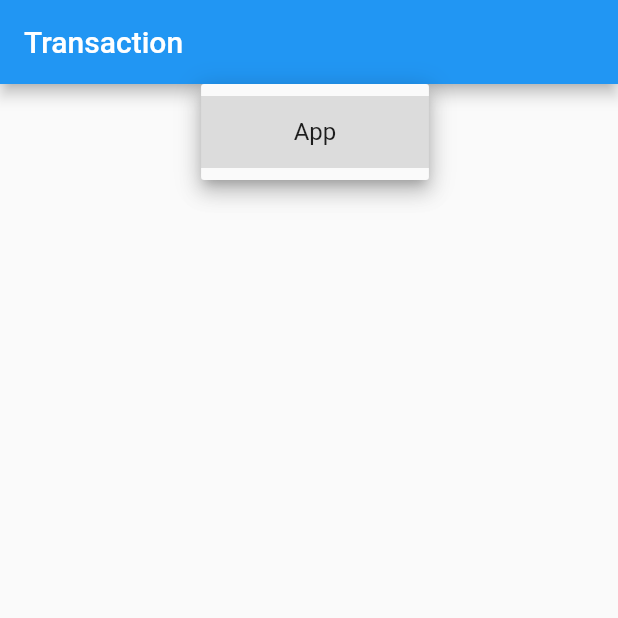
After one commit to 6464Nikesh/6464Nikesh, a Flutter app: the screen it shows after launch, after a tap on "Driver Name", on a phone screen of 412 x 824 dp, the top half of it. The commit adds this screen. Run offline on Flutter 3.47's test engine with Material 2 defaults, Android fonts, the phone set to English and light mode, and no system bars; missing offline and left inert: dart:ffi; network calls fail.

Commit message:
new transaction

```diff
--- /dev/null
+++ b/lib/Models/AllDrivers.dart
@@ -0,0 +1,47 @@
+class AllDrivers {
+  bool? success;
+  List<Data>? data;
+  String? message;
+
+  AllDrivers({this.success, this.data, this.message});
+
+  AllDrivers.fromJson(Map<String, dynamic> json) {
+    success = json['success'];
+    if (json['data'] != null) {
+      data = <Data>[];
+      json['data'].forEach((v) {
+        data!.add(new Data.fromJson(v));
+      });
+    }
+    message = json['message'];
+  }
+
+  Map<String, dynamic> toJson() {
+    final Map<String, dynamic> data = new Map<String, dynamic>();
+    data['success'] = this.success;
+    if (this.data != null) {
+      data['data'] = this.data!.map((v) => v.toJson()).toList();
+    }
+    data['message'] = this.message;
+    return data;
+  }
+}
+
+class Data {
+  int? id;
+  String? driverName;
+
+  Data({this.id, this.driverName});
+
+  Data.fromJson(Map<String, dynamic> json) {
+    id = json['id'];
+    driverName = json['driver_name'];
+  }
+
+  Map<String, dynamic> toJson() {
+    final Map<String, dynamic> data = new Map<String, dynamic>();
+    data['id'] = this.id;
+    data['driver_name'] = this.driverName;
+    return data;
+  }
+}
--- /dev/null
+++ b/lib/Models/AllVehicle.dart
@@ -0,0 +1,47 @@
+class AllVehicle {
+  bool? success;
+  List<Data>? data;
+  String? message;
+
+  AllVehicle({this.success, this.data, this.message});
+
+  AllVehicle.fromJson(Map<String, dynamic> json) {
+    success = json['success'];
+    if (json['data'] != null) {
+      data = <Data>[];
+      json['data'].forEach((v) {
+        data!.add(new Data.fromJson(v));
+      });
+    }
+    message = json['message'];
+  }
+
+  Map<String, dynamic> toJson() {
+    final Map<String, dynamic> data = new Map<String, dynamic>();
+    data['success'] = this.success;
+    if (this.data != null) {
+      data['data'] = this.data!.map((v) => v.toJson()).toList();
+    }
+    data['message'] = this.message;
+    return data;
+  }
+}
+
+class Data {
+  int? id;
+  String? vehicleName;
+
+  Data({this.id, this.vehicleName});
+
+  Data.fromJson(Map<String, dynamic> json) {
+    id = json['id'];
+    vehicleName = json['vehicle_name'];
+  }
+
+  Map<String, dynamic> toJson() {
+    final Map<String, dynamic> data = new Map<String, dynamic>();
+    data['id'] = this.id;
+    data['vehicle_name'] = this.vehicleName;
+    return data;
+  }
+}
--- /dev/null
+++ b/lib/Models/TripType.dart
@@ -0,0 +1,47 @@
+class TripType {
+  bool? success;
+  List<Data>? data;
+  String? message;
+
+  TripType({this.success, this.data, this.message});
+
+  TripType.fromJson(Map<String, dynamic> json) {
+    success = json['success'];
+    if (json['data'] != null) {
+      data = <Data>[];
+      json['data'].forEach((v) {
+        data!.add(new Data.fromJson(v));
+      });
+    }
+    message = json['message'];
+  }
+
+  Map<String, dynamic> toJson() {
+    final Map<String, dynamic> data = new Map<String, dynamic>();
+    data['success'] = this.success;
+    if (this.data != null) {
+      data['data'] = this.data!.map((v) => v.toJson()).toList();
+    }
+    data['message'] = this.message;
+    return data;
+  }
+}
+
+class Data {
+  int? id;
+  String? type;
+
+  Data({this.id, this.type});
+
+  Data.fromJson(Map<String, dynamic> json) {
+    id = json['id'];
+    type = json['type'];
+  }
+
+  Map<String, dynamic> toJson() {
+    final Map<String, dynamic> data = new Map<String, dynamic>();
+    data['id'] = this.id;
+    data['type'] = this.type;
+    return data;
+  }
+}
--- a/lib/main.dart
+++ b/lib/main.dart
@@ -1,5 +1,6 @@
 import 'package:flutter/material.dart';
 import 'package:testing_app/Pages/homePage.dart';
+import 'package:testing_app/pages/InsertTransaction.dart';
 import 'package:testing_app/pages/login.dart';
 import 'package:testing_app/value/Routes.dart';
 
@@ -13,10 +14,11 @@ class MyApp extends StatelessWidget {
   @override
   Widget build(BuildContext context) {
     return MaterialApp(
-      initialRoute: MyRoutes.loginRoute,
+      initialRoute: MyRoutes.transactionRoute,
       routes: {
         MyRoutes.homeRoute: (context) => Homepage(),
-        MyRoutes.loginRoute: (context) => LoginPage()
+        MyRoutes.loginRoute: (context) => LoginPage(),
+        MyRoutes.transactionRoute: (context) => InsertTransaction()
       },
     );
   }
--- /dev/null
+++ b/lib/pages/InsertTransaction.dart
@@ -0,0 +1,57 @@
+import 'package:flutter/material.dart';
+import 'package:testing_app/Models/AllDrivers.dart';
+import 'package:testing_app/services/ApiManager.dart';
+
+class InsertTransaction extends StatefulWidget {
+  const InsertTransaction({Key? key}) : super(key: key);
+
+  @override
+  _InsertTransactionState createState() => _InsertTransactionState();
+}
+
+class _InsertTransactionState extends State<InsertTransaction> {
+  ApiManager apiManager = ApiManager();
+
+  @override
+  void initState() {
+    apiManager.getAllDrivers().then((value) {
+      if (value.success == true) {
+        List<AllDrivers> allDrivers = [];
+        allDrivers.add(value);
+        for (var i in allDrivers) {
+          i.data![i].driverName;
+        }
+      }
+    });
+    super.initState();
+  }
+
+  @override
+  Widget build(BuildContext context) {
+    return Scaffold(
+      appBar: AppBar(
+        title: Text("Transaction"),
+      ),
+      body: Center(
+        child: Padding(
+          padding: const EdgeInsets.all(8.0),
+          child: Column(
+            crossAxisAlignment: CrossAxisAlignment.center,
+            children: [
+              DropdownButton<String>(
+                items: [
+                  DropdownMenuItem<String>(
+                    value: "App",
+                    child: Center(child: Text("App")),
+                  )
+                ],
+                onChanged: (String? value) {},
+                hint: Text("Driver Name"),
+              )
+            ],
+          ),
+        ),
+      ),
+    );
+  }
+}
--- a/lib/pages/login.dart
+++ b/lib/pages/login.dart
@@ -1,5 +1,4 @@
 // ignore_for_file: prefer_const_constructors
-
 import 'package:flutter/material.dart';
 import 'package:testing_app/Models/LoginRequest.dart';
 import 'package:testing_app/pages/homePage.dart';
--- a/lib/services/ApiManager.dart
+++ b/lib/services/ApiManager.dart
@@ -1,18 +1,22 @@
 import 'dart:convert';
 import 'package:http/http.dart' as http;
+import 'package:testing_app/Models/AllDrivers.dart';
+import 'package:testing_app/Models/AllVehicle.dart';
 import 'package:testing_app/Models/LoginRequest.dart';
 import 'package:testing_app/Models/LoginResponse.dart';
 import 'package:testing_app/Models/TransactionResponseModel.dart';
+import 'package:testing_app/Models/TripType.dart';
 import 'package:testing_app/value/Constant.dart';
 
 class ApiManager {
-  // Login Api
+//Login Api
+
   Future<LoginResponse> Login(LoginRequest loginRequest) async {
     var client;
     var response;
     var loginModel = null;
     try {
-      response = await http.post((Uri.https(Strings.BASE_URL, Strings.LOGIN)),
+      response = await http.post((Uri.https(Constant.BASE_URL, Constant.LOGIN)),
           body: loginRequest.toJson());
       if (response.statusCode == 200 || response.statusCode == 404) {
         var jsonString = response.body;
@@ -25,15 +29,17 @@ class ApiManager {
     return loginModel;
   }
 
-  // Get All Transaction
+//Get All Transaction
+
   Future<TransactionResponseModel> getTrancations() async {
     var client;
     var response;
     var transactionModel = null;
+
     try {
       client = http.Client();
       response = await client
-          .get(Uri.https(Strings.BASE_URL, Strings.GET_ALL_TRANSACTION));
+          .get(Uri.https(Constant.BASE_URL, Constant.GET_ALL_TRANSACTION));
       if (response.statusCode == 200) {
         var jsonString = response.body;
         var jsonMap = json.decode(jsonString);
@@ -44,4 +50,65 @@ class ApiManager {
     }
     return transactionModel;
   }
+
+//Get Drivers
+
+  Future<AllDrivers> getAllDrivers() async {
+    var client;
+    var response;
+    var driversModel = null;
+    try {
+      response =
+          await http.get(Uri.https(Constant.BASE_URL, Constant.GET_DRIVERS));
+      if (response.statusCode == 200) {
+        var jsonString = response.body;
+        var jsonMap = json.decode(jsonString);
+        driversModel = AllDrivers.fromJson(jsonMap);
+      }
+    } catch (Exception) {
+      rethrow;
+    }
+    return driversModel;
+  }
+
+//Get Vehicle
+
+  Future<AllVehicle> getAllVehicle() async {
+    var client;
+    var response;
+    var vehicleModel = null;
+    try {
+      response =
+          await http.get(Uri.https(Constant.BASE_URL, Constant.GET_VEHICLE));
+      if (response.statusCode == 200) {
+        var jsonString = response.body;
+        var jsonMap = json.decode(jsonString);
+        vehicleModel = AllVehicle.fromJson(jsonMap);
+      }
+    } catch (Exception) {
+      rethrow;
+    }
+    return vehicleModel;
+  }
+
+//Get Trip
+
+  Future<TripType> getTrip() async {
+    var client;
+    var response;
+    var tripModel = null;
+
+    try {
+      response =
+          await http.get(Uri.https(Constant.BASE_URL, Constant.GET_TRIP));
+      if (response.statusCode == 200) {
+        var jsonString = response.body;
+        var jsonMap = json.decode(jsonString);
+        tripModel = AllDrivers.fromJson(jsonMap);
+      }
+    } catch (Exception) {
+      rethrow;
+    }
+    return tripModel;
+  }
 }
--- a/lib/value/Constant.dart
+++ b/lib/value/Constant.dart
@@ -1,5 +1,8 @@
-class Strings {
+class Constant {
   static String BASE_URL = "mesocreative.com";
   static String GET_ALL_TRANSACTION = "busdriver/api/t_getalltransation";
   static String LOGIN = "busdriver/api/login";
+  static String GET_DRIVERS = "busdriver/api/getalldriver";
+  static String GET_VEHICLE = "busdriver/api/getallvehicle";
+  static String GET_TRIP = "busdriver/api/getalltrip_type";
 }
--- a/lib/value/Routes.dart
+++ b/lib/value/Routes.dart
@@ -1,4 +1,5 @@
 class MyRoutes {
   static String loginRoute = "/login";
   static String homeRoute = "/home";
+  static String transactionRoute = "/transaction";
 }
```
Also changed, not shown: lib/pages/homePage.dart (+7 -3 lines), lib/assets/login.png (added), lib/value/String.dart (deleted).
